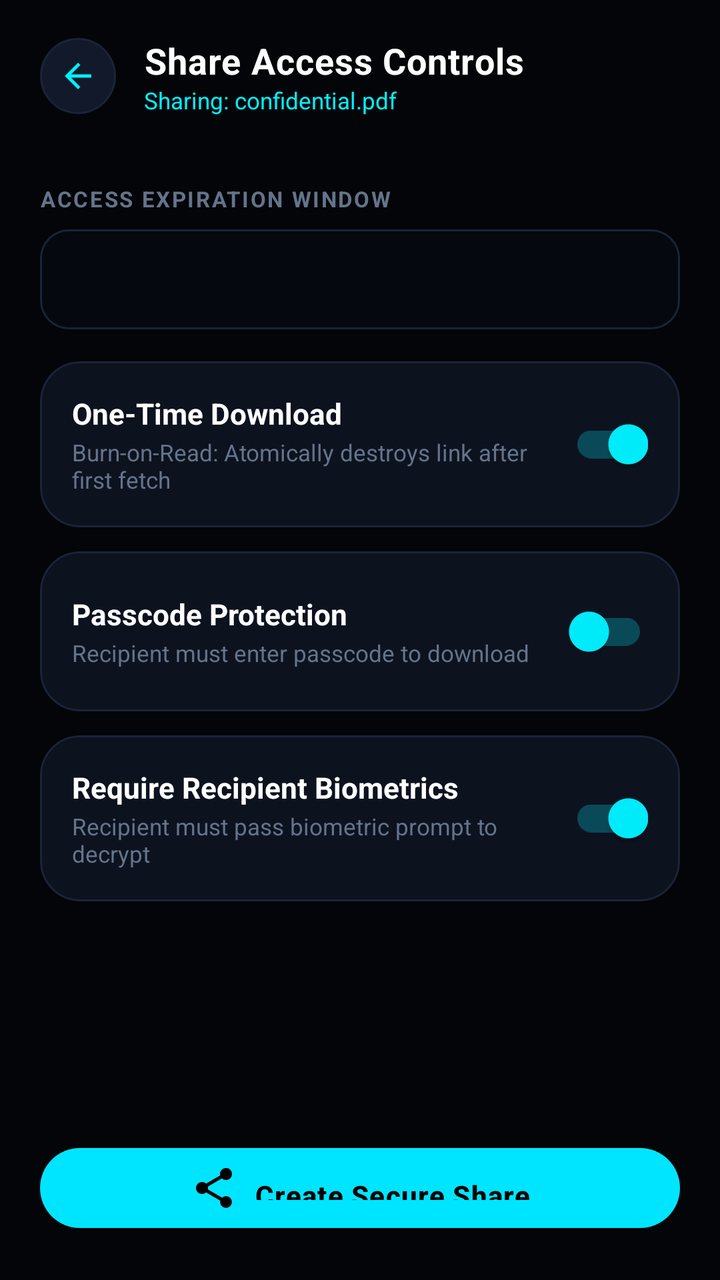
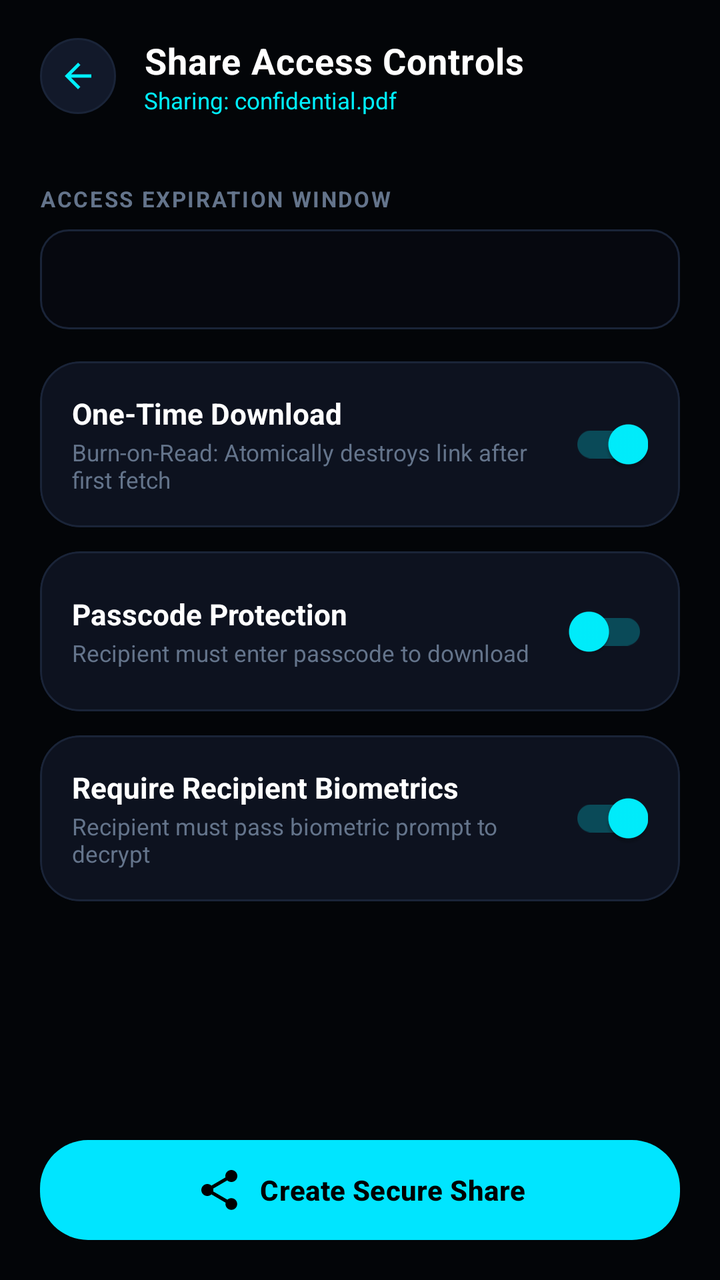

Screens rendered from an Android XML layout before and after an edit, with the pre-edit source and the edit as a unified diff.
<!-- AndroidManifest.xml: application theme Theme.SecureDrop -->
<!-- res/layout/activity_share_settings.xml -->
<?xml version="1.0" encoding="utf-8"?>
<LinearLayout xmlns:android="http://schemas.android.com/apk/res/android"
    xmlns:app="http://schemas.android.com/apk/res-auto"
    android:layout_width="match_parent"
    android:layout_height="match_parent"
    android:background="@color/bg_dark"
    android:orientation="vertical">

    
    <LinearLayout
        android:layout_width="match_parent"
        android:layout_height="wrap_content"
        android:gravity="center_vertical"
        android:orientation="horizontal"
        android:paddingStart="20dp"
        android:paddingTop="18dp"
        android:paddingEnd="20dp"
        android:paddingBottom="14dp">

        <ImageView
            android:id="@+id/btnBack"
            android:layout_width="38dp"
            android:layout_height="38dp"
            android:background="@drawable/bg_circle_icon_button"
            android:padding="9dp"
            android:src="@drawable/ic_arrow_back"
            app:tint="@color/brand_accent" />

        <LinearLayout
            android:layout_width="0dp"
            android:layout_height="wrap_content"
            android:layout_marginStart="14dp"
            android:layout_weight="1"
            android:orientation="vertical">

            <TextView
                android:layout_width="wrap_content"
                android:layout_height="wrap_content"
                android:letterSpacing="0.02"
                android:text="Share Access Controls"
                android:textColor="@color/text_primary"
                android:textSize="18sp"
                android:textStyle="bold" />

            <TextView
                android:id="@+id/tvTargetFileName"
                android:layout_width="wrap_content"
                android:layout_height="wrap_content"
                android:ellipsize="end"
                android:singleLine="true"
                android:text="Sharing: confidential.pdf"
                android:textColor="@color/brand_accent"
                android:textSize="11.5sp" />
        </LinearLayout>
    </LinearLayout>

    <ScrollView
        android:layout_width="match_parent"
        android:layout_height="0dp"
        android:layout_weight="1"
        android:fillViewport="true"
        android:overScrollMode="never">

        <LinearLayout
            android:layout_width="match_parent"
            android:layout_height="wrap_content"
            android:orientation="vertical"
            android:padding="20dp">

            
            <TextView
                android:layout_width="wrap_content"
                android:layout_height="wrap_content"
                android:letterSpacing="0.08"
                android:text="ACCESS EXPIRATION WINDOW"
                android:textColor="@color/text_muted"
                android:textSize="11sp"
                android:textStyle="bold" />

            <Spinner
                android:id="@+id/spinnerExpiration"
                android:layout_width="match_parent"
                android:layout_height="50dp"
                android:layout_marginTop="8dp"
                android:background="@drawable/bg_input_field"
                android:paddingStart="16dp"
                android:paddingEnd="16dp" />

            
            <com.google.android.material.card.MaterialCardView
                android:layout_width="match_parent"
                android:layout_height="wrap_content"
                android:layout_marginTop="16dp"
                app:cardBackgroundColor="@color/bg_surface_card"
                app:cardCornerRadius="20dp"
                app:cardElevation="0dp"
                app:strokeColor="@color/border_subtle"
                app:strokeWidth="1dp">

                <LinearLayout
                    android:layout_width="match_parent"
                    android:layout_height="wrap_content"
                    android:gravity="center_vertical"
                    android:orientation="horizontal"
                    android:padding="16dp">

                    <LinearLayout
                        android:layout_width="0dp"
                        android:layout_height="wrap_content"
                        android:layout_weight="1"
                        android:orientation="vertical">

                        <TextView
                            android:layout_width="wrap_content"
                            android:layout_height="wrap_content"
                            android:text="One-Time Download"
                            android:textColor="@color/text_primary"
                            android:textSize="14.5sp"
                            android:textStyle="bold" />

                        <TextView
                            android:layout_width="wrap_content"
                            android:layout_height="wrap_content"
                            android:layout_marginTop="2dp"
                            android:text="Burn-on-Read: Atomically destroys link after first fetch"
                            android:textColor="@color/text_muted"
                            android:textSize="11.5sp" />
                    </LinearLayout>

                    <com.google.android.material.switchmaterial.SwitchMaterial
                        android:id="@+id/switchOneTime"
                        android:layout_width="wrap_content"
                        android:layout_height="wrap_content"
                        android:checked="true"
                        app:thumbTint="@color/brand_accent"
                        app:trackTint="@color/brand_accent_glow" />
                </LinearLayout>
            </com.google.android.material.card.MaterialCardView>

            
            <com.google.android.material.card.MaterialCardView
                android:layout_width="match_parent"
                android:layout_height="wrap_content"
                android:layout_marginTop="12dp"
                app:cardBackgroundColor="@color/bg_surface_card"
                app:cardCornerRadius="20dp"
                app:cardElevation="0dp"
                app:strokeColor="@color/border_subtle"
                app:strokeWidth="1dp">

                <LinearLayout
                    android:layout_width="match_parent"
                    android:layout_height="wrap_content"
                    android:orientation="vertical"
                    android:padding="16dp">

                    <LinearLayout
                        android:layout_width="match_parent"
                        android:layout_height="wrap_content"
                        android:gravity="center_vertical"
                        android:orientation="horizontal">

                        <LinearLayout
                            android:layout_width="0dp"
                            android:layout_height="wrap_content"
                            android:layout_weight="1"
                            android:orientation="vertical">

                            <TextView
                                android:layout_width="wrap_content"
                                android:layout_height="wrap_content"
                                android:text="Passcode Protection"
                                android:textColor="@color/text_primary"
                                android:textSize="14.5sp"
                                android:textStyle="bold" />

                            <TextView
                                android:layout_width="wrap_content"
                                android:layout_height="wrap_content"
                                android:layout_marginTop="2dp"
                                android:text="Recipient must enter passcode to download"
                                android:textColor="@color/text_muted"
                                android:textSize="11.5sp" />
                        </LinearLayout>

                        <com.google.android.material.switchmaterial.SwitchMaterial
                            android:id="@+id/switchPasscode"
                            android:layout_width="wrap_content"
                            android:layout_height="wrap_content"
                            android:checked="false"
                            app:thumbTint="@color/brand_accent"
                            app:trackTint="@color/brand_accent_glow" />
                    </LinearLayout>

                    <EditText
                        android:id="@+id/etPasscode"
                        android:layout_width="match_parent"
                        android:layout_height="48dp"
                        android:layout_marginTop="12dp"
                        android:background="@drawable/bg_input_field"
                        android:hint="Enter secret share passcode"
                        android:inputType="textPassword"
                        android:paddingStart="16dp"
                        android:paddingEnd="16dp"
                        android:textColor="@color/text_primary"
                        android:textColorHint="@color/text_hint"
                        android:textSize="13.5sp"
                        android:visibility="gone" />
                </LinearLayout>
            </com.google.android.material.card.MaterialCardView>

            
            <com.google.android.material.card.MaterialCardView
                android:layout_width="match_parent"
                android:layout_height="wrap_content"
                android:layout_marginTop="12dp"
                app:cardBackgroundColor="@color/bg_surface_card"
                app:cardCornerRadius="20dp"
                app:cardElevation="0dp"
                app:strokeColor="@color/border_subtle"
                app:strokeWidth="1dp">

                <LinearLayout
                    android:layout_width="match_parent"
                    android:layout_height="wrap_content"
                    android:gravity="center_vertical"
                    android:orientation="horizontal"
                    android:padding="16dp">

                    <LinearLayout
                        android:layout_width="0dp"
                        android:layout_height="wrap_content"
                        android:layout_weight="1"
                        android:orientation="vertical">

                        <TextView
                            android:layout_width="wrap_content"
                            android:layout_height="wrap_content"
                            android:text="Require Recipient Biometrics"
                            android:textColor="@color/text_primary"
                            android:textSize="14.5sp"
                            android:textStyle="bold" />

                        <TextView
                            android:layout_width="wrap_content"
                            android:layout_height="wrap_content"
                            android:layout_marginTop="2dp"
                            android:text="Recipient must pass biometric prompt to decrypt"
                            android:textColor="@color/text_muted"
                            android:textSize="11.5sp" />
                    </LinearLayout>

                    <com.google.android.material.switchmaterial.SwitchMaterial
                        android:id="@+id/switchRequireBiometric"
                        android:layout_width="wrap_content"
                        android:layout_height="wrap_content"
                        android:checked="true"
                        app:thumbTint="@color/brand_accent"
                        app:trackTint="@color/brand_accent_glow" />
                </LinearLayout>
            </com.google.android.material.card.MaterialCardView>

            <ProgressBar
                android:id="@+id/pbCreatingShare"
                android:layout_width="32dp"
                android:layout_height="32dp"
                android:layout_gravity="center_horizontal"
                android:layout_marginTop="16dp"
                android:indeterminateTint="@color/brand_accent"
                android:visibility="gone" />

            <TextView
                android:id="@+id/tvShareError"
                android:layout_width="match_parent"
                android:layout_height="wrap_content"
                android:layout_marginTop="12dp"
                android:background="@drawable/bg_badge_red"
                android:padding="12dp"
                android:textColor="@color/security_red"
                android:textSize="12sp"
                android:visibility="gone" />

            <View
                android:layout_width="match_parent"
                android:layout_height="0dp"
                android:layout_weight="1" />

            <com.google.android.material.button.MaterialButton
                android:id="@+id/btnCreateSecureShare"
                style="@style/SecureDropButton"
                android:layout_width="match_parent"
                android:layout_height="52dp"
                android:layout_marginTop="24dp"
                android:text="Create Secure Share"
                android:textColor="@color/black"
                app:icon="@drawable/ic_share"
                app:iconGravity="textStart"
                app:iconTint="@color/black" />
        </LinearLayout>
    </ScrollView>
</LinearLayout>
<!-- resources referenced by this layout -->
<resources>
  <color name="bg_dark">#030508</color>
  <color name="bg_surface_card">#0D121F</color>
  <color name="black">#000000</color>
  <color name="border_subtle">#1A2438</color>
  <color name="brand_accent">#00F0FF</color>
  <color name="brand_accent_glow">#4000F0FF</color>
  <color name="security_red">#FF2A55</color>
  <color name="text_hint">#475569</color>
  <color name="text_muted">#64748B</color>
  <color name="text_primary">#FFFFFF</color>
  <!-- drawable bg_badge_red (drawable) -->
  <?xml version="1.0" encoding="utf-8"?>
  <shape xmlns:android="http://schemas.android.com/apk/res/android"
      android:shape="rectangle">
      <solid android:color="@color/security_red_bg" />
      <corners android:radius="24dp" />
      <stroke
          android:width="1dp"
          android:color="@color/security_red" />
  </shape>
  <!-- drawable bg_input_field (drawable) -->
  <?xml version="1.0" encoding="utf-8"?>
  <shape xmlns:android="http://schemas.android.com/apk/res/android"
      android:shape="rectangle">
      <solid android:color="@color/bg_input" />
      <corners android:radius="14dp" />
      <stroke
          android:width="1dp"
          android:color="@color/border_subtle" />
  </shape>
  <!-- drawable ic_arrow_back (drawable) -->
  <?xml version="1.0" encoding="utf-8"?>
  <vector xmlns:android="http://schemas.android.com/apk/res/android"
      android:width="24dp"
      android:height="24dp"
      android:viewportWidth="24"
      android:viewportHeight="24">
      <path
          android:fillColor="#FFFFFFFF"
          android:pathData="M20,11H7.83l5.59,-5.59L12,4l-8,8 8,8 1.41,-1.41L7.83,13H20v-2z"/>
  </vector>
  <style name="SecureDropButton" parent="Widget.MaterialComponents.Button">
          <item name="cornerRadius">24dp</item>
          <item name="android:textAllCaps">false</item>
          <item name="android:textStyle">bold</item>
          <item name="android:paddingTop">14dp</item>
          <item name="android:paddingBottom">14dp</item>
          <item name="backgroundTint">@color/brand_primary</item>
          <item name="android:textColor">@color/black</item>
          <item name="android:letterSpacing">0.03</item>
      </style>
  <style name="Theme.SecureDrop" parent="Theme.MaterialComponents.DayNight.NoActionBar">
          
          <item name="colorPrimary">@color/brand_primary</item>
          <item name="colorPrimaryVariant">@color/brand_primary_variant</item>
          <item name="colorOnPrimary">@color/black</item>
          
          <item name="colorSecondary">@color/brand_accent</item>
          <item name="colorSecondaryVariant">@color/brand_accent</item>
          <item name="colorOnSecondary">@color/black</item>
          
          <item name="android:statusBarColor">@color/bg_dark</item>
          <item name="android:navigationBarColor">@color/bg_dark</item>
          <item name="android:windowBackground">@color/bg_dark</item>
          <item name="android:windowLightStatusBar">false</item>
      </style>
  <color name="security_red_bg">#20FF2A55</color>
  <color name="bg_surface_elevated">#12192A</color>
  <color name="bg_input">#06080F</color>
  <color name="brand_primary">#00E5FF</color>
  <color name="brand_primary_variant">#00B0FF</color>
  <!-- unchanged entries left out for length: 2 -->
</resources>

<!-- the commit's change to res/layout/activity_share_settings.xml (unified diff, before → after) -->
@@ -4,6 +4,7 @@
     android:layout_width="match_parent"
     android:layout_height="match_parent"
     android:background="@color/bg_dark"
+    android:fitsSystemWindows="true"
     android:orientation="vertical">
 
     
@@ -289,12 +290,15 @@
                 android:id="@+id/btnCreateSecureShare"
                 style="@style/SecureDropButton"
                 android:layout_width="match_parent"
-                android:layout_height="52dp"
+                android:layout_height="wrap_content"
                 android:layout_marginTop="24dp"
+                android:minHeight="50dp"
+                android:singleLine="true"
                 android:text="Create Secure Share"
                 android:textColor="@color/black"
                 app:icon="@drawable/ic_share"
                 app:iconGravity="textStart"
+                app:iconPadding="8dp"
                 app:iconTint="@color/black" />
         </LinearLayout>
     </ScrollView>
<!-- resource entries referenced after the edit -->
@@ -42,14 +42,26 @@
           android:pathData="M20,11H7.83l5.59,-5.59L12,4l-8,8 8,8 1.41,-1.41L7.83,13H20v-2z"/>
   </vector>
   <style name="SecureDropButton" parent="Widget.MaterialComponents.Button">
+          <item name="android:insetTop">0dp</item>
+          <item name="android:insetBottom">0dp</item>
+          <item name="android:insetLeft">0dp</item>
+          <item name="android:insetRight">0dp</item>
+          <item name="android:minHeight">48dp</item>
           <item name="cornerRadius">24dp</item>
           <item name="android:textAllCaps">false</item>
           <item name="android:textStyle">bold</item>
-          <item name="android:paddingTop">14dp</item>
-          <item name="android:paddingBottom">14dp</item>
+          <item name="android:paddingTop">12dp</item>
+          <item name="android:paddingBottom">12dp</item>
+          <item name="android:paddingStart">16dp</item>
+          <item name="android:paddingEnd">16dp</item>
           <item name="backgroundTint">@color/brand_primary</item>
           <item name="android:textColor">@color/black</item>
-          <item name="android:letterSpacing">0.03</item>
+          <item name="android:letterSpacing">0.01</item>
+          <item name="iconGravity">textStart</item>
+          <item name="iconPadding">8dp</item>
+          <item name="rippleColor">#33000000</item>
+          <item name="android:singleLine">true</item>
+          <item name="android:ellipsize">end</item>
       </style>
   <style name="Theme.SecureDrop" parent="Theme.MaterialComponents.DayNight.NoActionBar">
           
@@ -65,6 +77,7 @@
           <item name="android:navigationBarColor">@color/bg_dark</item>
           <item name="android:windowBackground">@color/bg_dark</item>
           <item name="android:windowLightStatusBar">false</item>
+          <item name="android:fitsSystemWindows">true</item>
       </style>
   <color name="security_red_bg">#20FF2A55</color>
   <color name="bg_surface_elevated">#12192A</color>
